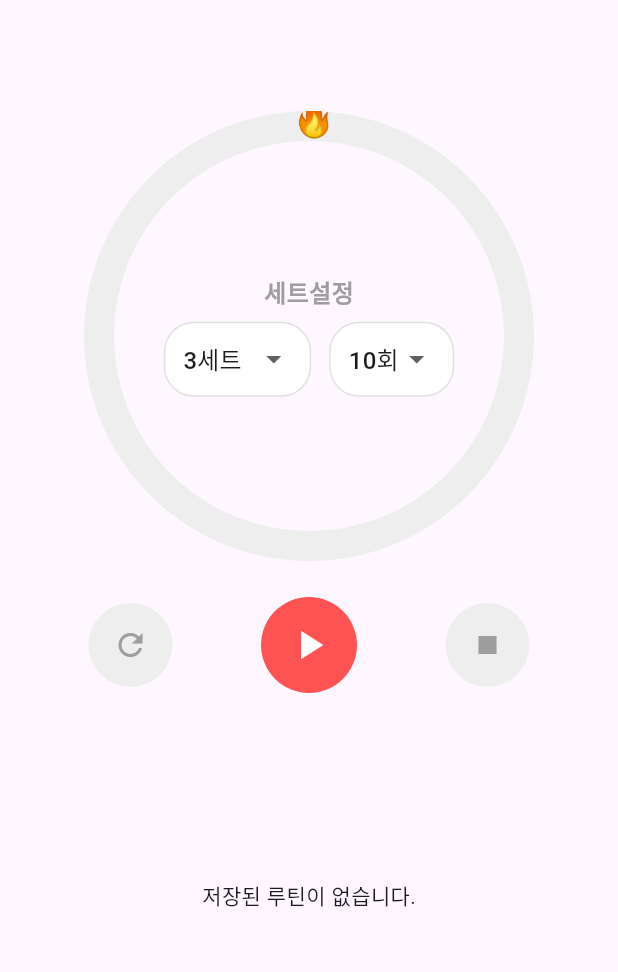
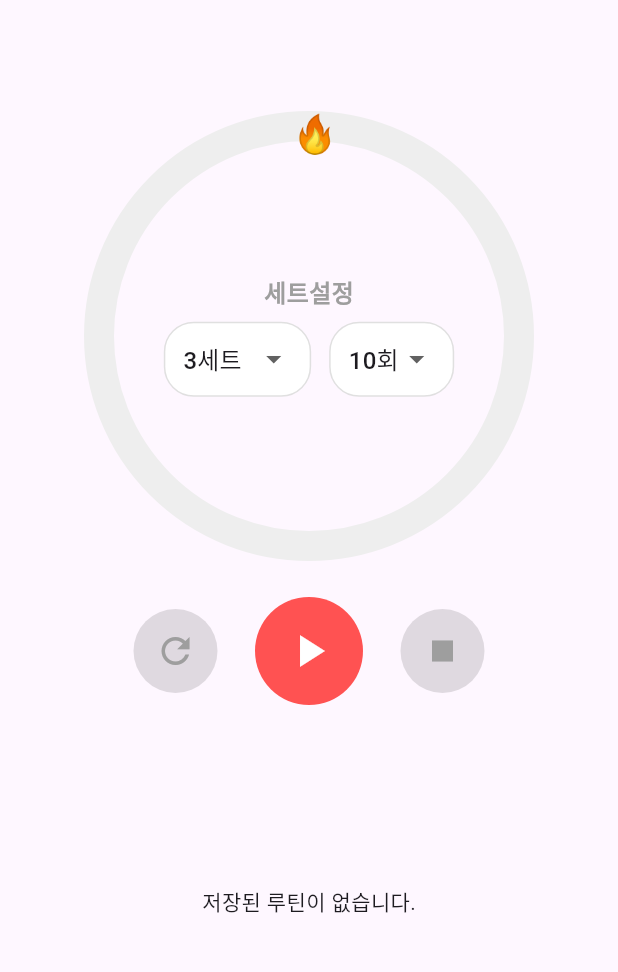
Before and after one commit to Xeostop1/flutter-workoutcounter, a Flutter app: the screen it shows after launch, on a phone screen of 412 x 824 dp, the part 63-1035 px from its top. Run offline on Flutter 3.47's test engine with Material 3 defaults, Android fonts, the phone set to English and light mode, and no system bars; drawn by our look-alikes of percent_indicator; our stand-ins replace cloud_firestore, firebase_auth, firebase_core, flutter_tts, google_mobile_ads, google_sign_in and 2 more; accounts and stored records are empty; network calls fail; statements that could not run were skipped; project files that could hold a hidden picture were left out.

Commit message:
원형서클 수정

```diff
--- a/lib/widgets/control_buttons.dart
+++ b/lib/widgets/control_buttons.dart
@@ -1,6 +1,3 @@
-import 'package:counter_01/widgets/play_pause_button.dart';
-import 'package:counter_01/widgets/reset_button.dart';
-import 'package:counter_01/widgets/stop_button.dart';
 import 'package:flutter/material.dart';
 
 class ControlButtons extends StatelessWidget {
@@ -21,18 +18,56 @@ class ControlButtons extends StatelessWidget {
 
   @override
   Widget build(BuildContext context) {
-    print('[ControlButtons] isRunning=$isRunning, isPaused=$isPaused');
     return Row(
-      mainAxisAlignment: MainAxisAlignment.spaceEvenly,
+      mainAxisAlignment: MainAxisAlignment.center,
       children: [
-        ResetButton(onPressed: onReset),
-        PlayPauseButton(
-          isRunning: isRunning,
-          isPaused: isPaused,
+        _buildRoundButton(
+          icon: Icons.refresh,
+          backgroundColor: Colors.black12,
+          iconColor: Colors.grey,
+          onPressed: onReset,
+          size: 56,
+        ),
+        const SizedBox(width: 25), // 버튼 간 간격
+        _buildRoundButton(
+          icon: isRunning && !isPaused ? Icons.pause : Icons.play_arrow,
+          backgroundColor: Colors.redAccent,
+          iconColor: Colors.white,
           onPressed: onStartPause,
+          size: 72,
         ),
-        StopButton(onPressed: onStop),
+        const SizedBox(width: 25), // 버튼 간 간격
+        _buildRoundButton(
+          icon: Icons.stop,
+          backgroundColor: Colors.black12,
+          iconColor: Colors.grey,
+          onPressed: onStop,
+          size: 56,
+        ),
       ],
     );
   }
+
+  Widget _buildRoundButton({
+    required IconData icon,
+    required Color backgroundColor,
+    required Color iconColor,
+    required VoidCallback onPressed,
+    required double size,
+  }) {
+    return Container(
+      width: size,
+      height: size,
+      decoration: BoxDecoration(
+        shape: BoxShape.circle,
+        color: backgroundColor,
+      ),
+      child: IconButton(
+        icon: Icon(icon),
+        iconSize: size * 0.5,
+        color: iconColor,
+        onPressed: onPressed,
+      ),
+    );
+  }
 }
--- a/lib/widgets/workout_circle.dart
+++ b/lib/widgets/workout_circle.dart
@@ -1,7 +1,6 @@
 import 'dart:math';
 import 'package:flutter/material.dart';
 import 'package:percent_indicator/circular_percent_indicator.dart';
-
 
 class WorkoutCircle extends StatelessWidget {
   final int totalSets;
@@ -42,10 +41,15 @@ class WorkoutCircle extends StatelessWidget {
       duration: const Duration(milliseconds: 700),
       curve: Curves.easeInOutCubic,
       builder: (context, animatedProgress, child) {
+        final radius = 150.0;
+
+        // *** 🔥 불꽃 위치 계산 ***
         final angle = 2 * pi * animatedProgress - pi / 2;
-        final radius = 150.0;
-        final flameX = radius + radius * cos(angle);
-        final flameY = radius + radius * sin(angle);
+        final center = Offset(radius, radius);
+        final flameOffset = Offset(
+          center.dx + (radius - 10) * cos(angle),
+          center.dy + (radius - 10) * sin(angle),
+        );
 
         return Column(
           children: [
@@ -93,28 +97,14 @@ class WorkoutCircle extends StatelessWidget {
                     ),
                   ),
                 ),
+                // *** 🔥 불꽃 아이콘 위치 조정 ***
                 Positioned(
-                  left: flameX - 12,
-                  top: flameY - 12,
-                  child: const Text('🔥', style: TextStyle(fontSize: 24)),
+                  left: flameOffset.dx - 12,
+                  top: flameOffset.dy - 12,
+                  child: const Text('🔥', style: TextStyle(fontSize: 25)),
                 ),
               ],
             ),
-            //시작 멈춤 버튼
-            // const SizedBox(height: 20),
-            // IconButton(
-            //   icon: Icon(
-            //     isRunning
-            //         ? (isPaused ? Icons.play_arrow : Icons.pause)
-            //         : Icons.play_arrow,
-            //   ),
-            //   onPressed: onStartPressed,
-            // ),
-            // if (onStopPressed != null)
-            //   IconButton(
-            //     icon: const Icon(Icons.stop),
-            //     onPressed: onStopPressed,
-            //   ),
           ],
         );
       },
```
